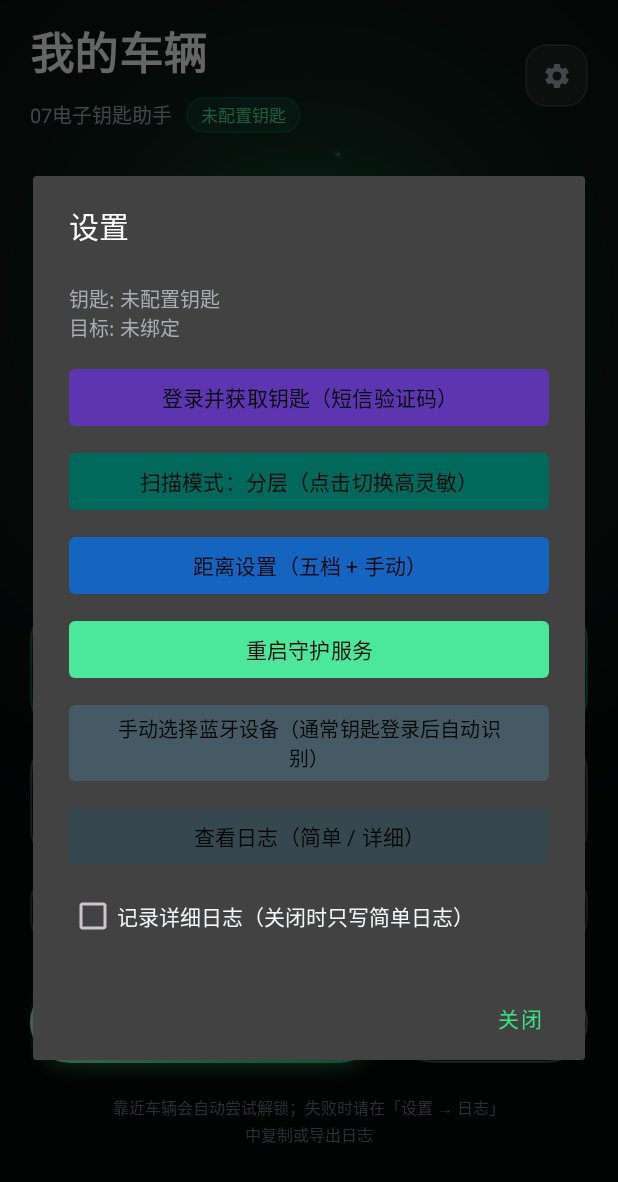
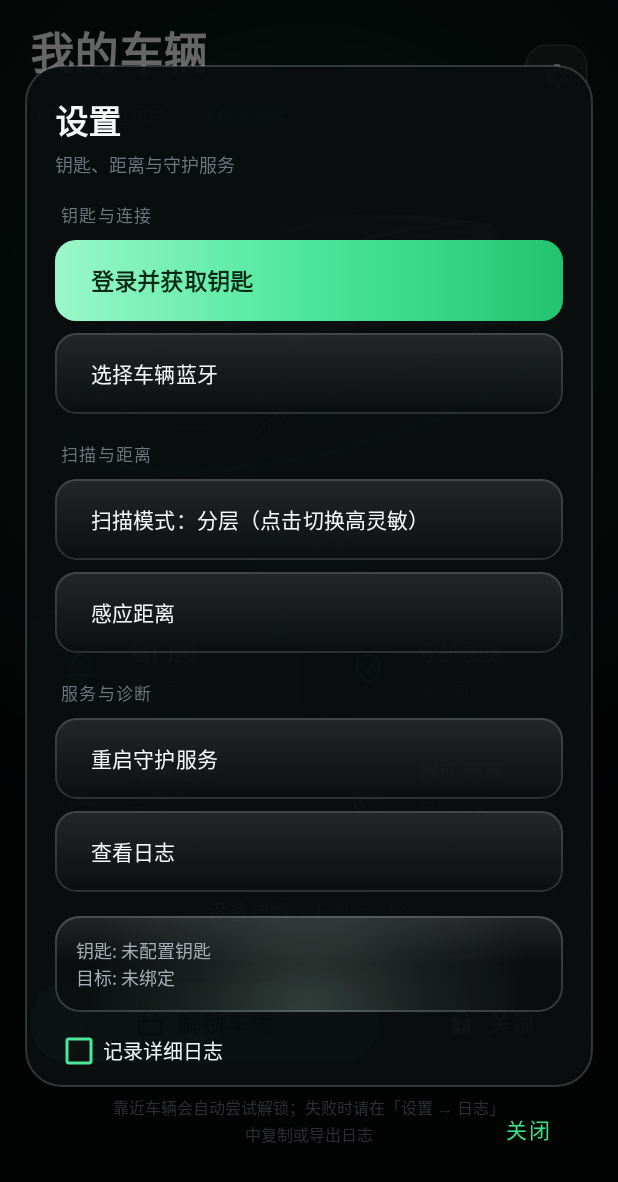
Before and after one commit to NixerSo5/CarBlueKeyUnlocker, an Android app: the screen it shows after launch (MainActivity), after a tap on "设置", on a phone screen of 412 x 824 dp. Shown: the top 1182 px of the screen. Run offline under Robolectric (Android 15) with nearby library versions, the phone set to English and light mode, and no system bars.

Commit message:
2.0: 提前连接预认证，靠近立即解锁；重做设置界面

```diff
--- a/app/src/main/java/com/nixer/carunlocker/MainActivity.java
+++ b/app/src/main/java/com/nixer/carunlocker/MainActivity.java
@@ -273,11 +273,16 @@ public class MainActivity extends Activity {
         });
 
         settingsDialog = new AlertDialog.Builder(this)
-                .setTitle("设置")
                 .setView(v)
                 .setPositiveButton("关闭", null)
                 .setOnDismissListener(d -> settingsDialog = null)
-                .show();
+                .create();
+        settingsDialog.show();
+        if (settingsDialog.getWindow() != null) {
+            settingsDialog.getWindow().setBackgroundDrawableResource(android.R.color.transparent);
+            int w = (int) (getResources().getDisplayMetrics().widthPixels * 0.92f);
+            settingsDialog.getWindow().setLayout(w, ViewGroup.LayoutParams.WRAP_CONTENT);
+        }
     }
 
     private int clampMode(int mode) {
--- /dev/null
+++ b/app/src/main/res/drawable/bg_dialog_dark.xml
@@ -0,0 +1,6 @@
+<?xml version="1.0" encoding="utf-8"?>
+<shape xmlns:android="http://schemas.android.com/apk/res/android" android:shape="rectangle">
+    <solid android:color="#F20B0E0F" />
+    <corners android:radius="24dp" />
+    <stroke android:width="1dp" android:color="#2EFFFFFF" />
+</shape>
--- /dev/null
+++ b/app/src/main/res/drawable/bg_settings_primary.xml
@@ -0,0 +1,9 @@
+<?xml version="1.0" encoding="utf-8"?>
+<shape xmlns:android="http://schemas.android.com/apk/res/android" android:shape="rectangle">
+    <gradient
+        android:angle="0"
+        android:startColor="#9BF7C9"
+        android:centerColor="#4BE79A"
+        android:endColor="#22C46F" />
+    <corners android:radius="14dp" />
+</shape>
--- /dev/null
+++ b/app/src/main/res/drawable/bg_settings_row.xml
@@ -0,0 +1,19 @@
+<?xml version="1.0" encoding="utf-8"?>
+<layer-list xmlns:android="http://schemas.android.com/apk/res/android">
+    <item>
+        <shape android:shape="rectangle">
+            <solid android:color="#A60B0E0F" />
+            <corners android:radius="14dp" />
+            <stroke android:width="1dp" android:color="#24FFFFFF" />
+        </shape>
+    </item>
+    <item>
+        <shape android:shape="rectangle">
+            <gradient
+                android:angle="270"
+                android:startColor="#1AFFFFFF"
+                android:endColor="#00FFFFFF" />
+            <corners android:radius="14dp" />
+        </shape>
+    </item>
+</layer-list>
--- a/app/src/main/res/layout/dialog_settings.xml
+++ b/app/src/main/res/layout/dialog_settings.xml
@@ -2,101 +2,206 @@
 <ScrollView xmlns:android="http://schemas.android.com/apk/res/android"
     xmlns:app="http://schemas.android.com/apk/res-auto"
     android:layout_width="match_parent"
-    android:layout_height="wrap_content">
+    android:layout_height="wrap_content"
+    android:background="@drawable/bg_dialog_dark"
+    android:fillViewport="true">
 
     <LinearLayout
         android:layout_width="match_parent"
         android:layout_height="wrap_content"
         android:orientation="vertical"
-        android:padding="24dp">
+        android:paddingStart="20dp"
+        android:paddingTop="20dp"
+        android:paddingEnd="20dp"
+        android:paddingBottom="8dp">
+
+        <TextView
+            android:layout_width="wrap_content"
+            android:layout_height="wrap_content"
+            android:text="设置"
+            android:textColor="@color/text_primary"
+            android:textSize="22sp"
+            android:textStyle="bold" />
+
+        <TextView
+            android:layout_width="wrap_content"
+            android:layout_height="wrap_content"
+            android:layout_marginTop="4dp"
+            android:layout_marginBottom="16dp"
+            android:text="钥匙、距离与守护服务"
+            android:textColor="@color/text_muted"
+            android:textSize="12sp" />
+
+        <TextView
+            android:layout_width="match_parent"
+            android:layout_height="wrap_content"
+            android:layout_marginStart="4dp"
+            android:layout_marginBottom="8dp"
+            android:letterSpacing="0.08"
+            android:text="钥匙与连接"
+            android:textColor="@color/text_muted"
+            android:textSize="11sp" />
+
+        <com.google.android.material.button.MaterialButton
+            android:id="@+id/btnLoginSetting"
+            android:layout_width="match_parent"
+            android:layout_height="wrap_content"
+            android:background="@drawable/bg_settings_primary"
+            android:drawableStart="@drawable/ic_settings"
+            android:drawablePadding="12dp"
+            android:drawableTint="#062A16"
+            android:gravity="start|center_vertical"
+            android:minHeight="54dp"
+            android:paddingStart="16dp"
+            android:paddingEnd="16dp"
+            android:text="登录并获取钥匙"
+            android:textAllCaps="false"
+            android:textColor="#062A16"
+            android:textSize="15sp"
+            android:textStyle="bold"
+            app:backgroundTint="@null"
+            app:cornerRadius="14dp" />
+
+        <com.google.android.material.button.MaterialButton
+            android:id="@+id/btnDeviceSetting"
+            android:layout_width="match_parent"
+            android:layout_height="wrap_content"
+            android:layout_marginTop="8dp"
+            android:background="@drawable/bg_settings_row"
+            android:drawableStart="@drawable/ic_car_small"
+            android:drawablePadding="12dp"
+            android:drawableTint="@color/accent"
+            android:gravity="start|center_vertical"
+            android:minHeight="54dp"
+            android:paddingStart="16dp"
+            android:paddingEnd="16dp"
+            android:text="选择车辆蓝牙"
+            android:textAllCaps="false"
+            android:textColor="@color/text_primary"
+            android:textSize="14sp"
+            app:backgroundTint="@null"
+            app:cornerRadius="14dp" />
+
+        <TextView
+            android:layout_width="match_parent"
+            android:layout_height="wrap_content"
+            android:layout_marginStart="4dp"
+            android:layout_marginTop="18dp"
+            android:layout_marginBottom="8dp"
+            android:letterSpacing="0.08"
+            android:text="扫描与距离"
+            android:textColor="@color/text_muted"
+            android:textSize="11sp" />
+
+        <com.google.android.material.button.MaterialButton
+            android:id="@+id/btnModeSetting"
+            android:layout_width="match_parent"
+            android:layout_height="wrap_content"
+            android:background="@drawable/bg_settings_row"
+            android:drawableStart="@drawable/ic_signal"
+            android:drawablePadding="12dp"
+            android:drawableTint="@color/accent"
+            android:gravity="start|center_vertical"
+            android:minHeight="54dp"
+            android:paddingStart="16dp"
+            android:paddingTop="10dp"
+            android:paddingEnd="16dp"
+            android:paddingBottom="10dp"
+            android:text="扫描模式：分层"
+            android:textAllCaps="false"
+            android:textColor="@color/text_primary"
+            android:textSize="14sp"
+            app:backgroundTint="@null"
+            app:cornerRadius="14dp" />
+
+        <com.google.android.material.button.MaterialButton
+            android:id="@+id/btnDistanceSetting"
+            android:layout_width="match_parent"
+            android:layout_height="wrap_content"
+            android:layout_marginTop="8dp"
+            android:background="@drawable/bg_settings_row"
+            android:drawableStart="@drawable/ic_signal"
+            android:drawablePadding="12dp"
+            android:drawableTint="@color/accent"
+            android:gravity="start|center_vertical"
+            android:minHeight="54dp"
+            android:paddingStart="16dp"
+            android:paddingEnd="16dp"
+            android:text="感应距离"
+            android:textAllCaps="false"
+            android:textColor="@color/text_primary"
+            android:textSize="14sp"
+            app:backgroundTint="@null"
+            app:cornerRadius="14dp" />
+
+        <TextView
+            android:layout_width="match_parent"
+            android:layout_height="wrap_content"
+            android:layout_marginStart="4dp"
+            android:layout_marginTop="18dp"
+            android:layout_marginBottom="8dp"
+            android:letterSpacing="0.08"
+            android:text="服务与诊断"
+            android:textColor="@color/text_muted"
+            android:textSize="11sp" />
+
+        <com.google.android.material.button.MaterialButton
+            android:id="@+id/btnRestartSetting"
+            android:layout_width="match_parent"
+            android:layout_height="wrap_content"
+            android:background="@drawable/bg_settings_row"
+            android:drawableStart="@drawable/ic_shield"
+            android:drawablePadding="12dp"
+            android:drawableTint="@color/accent"
+            android:gravity="start|center_vertical"
+            android:minHeight="54dp"
+            android:paddingStart="16dp"
+            android:paddingEnd="16dp"
+            android:text="重启守护服务"
+            android:textAllCaps="false"
+            android:textColor="@color/text_primary"
+            android:textSize="14sp"
+            app:backgroundTint="@null"
+            app:cornerRadius="14dp" />
+
+        <com.google.android.material.button.MaterialButton
+            android:id="@+id/btnLogSetting"
+            android:layout_width="match_parent"
+            android:layout_height="wrap_content"
+            android:layout_marginTop="8dp"
+            android:background="@drawable/bg_settings_row"
+            android:drawableStart="@drawable/ic_bell"
+            android:drawablePadding="12dp"
+            android:drawableTint="@color/accent"
+            android:gravity="start|center_vertical"
+            android:minHeight="54dp"
+            android:paddingStart="16dp"
+            android:paddingEnd="16dp"
+            android:text="查看日志"
+            android:textAllCaps="false"
+            android:textColor="@color/text_primary"
+            android:textSize="14sp"
+            app:backgroundTint="@null"
+            app:cornerRadius="14dp" />
 
         <com.google.android.material.textview.MaterialTextView
             android:id="@+id/tvSettingsInfo"
             android:layout_width="match_parent"
             android:layout_height="wrap_content"
-            android:layout_marginBottom="14dp"
+            android:layout_marginTop="16dp"
+            android:background="@drawable/bg_details"
+            android:padding="14dp"
             android:textColor="@color/text_secondary"
-            android:textSize="13sp" />
-
-        <com.google.android.material.button.MaterialButton
-            android:id="@+id/btnLoginSetting"
-            android:layout_width="match_parent"
-            android:layout_height="wrap_content"
-            android:minHeight="46dp"
-            android:text="登录并获取钥匙（短信验证码）"
-            android:textAllCaps="false"
-            android:textSize="14sp"
-            app:backgroundTint="#5E35B1"
-            app:cornerRadius="4dp" />
-
-        <com.google.android.material.button.MaterialButton
-            android:id="@+id/btnModeSetting"
-            android:layout_width="match_parent"
-            android:layout_height="wrap_content"
-            android:layout_marginTop="10dp"
-            android:minHeight="46dp"
-            android:text="扫描模式：分层"
-            android:textAllCaps="false"
-            android:textSize="14sp"
-            app:backgroundTint="#00695C"
-            app:cornerRadius="4dp" />
-
-        <com.google.android.material.button.MaterialButton
-            android:id="@+id/btnDistanceSetting"
-            android:layout_width="match_parent"
-            android:layout_height="wrap_content"
-            android:layout_marginTop="10dp"
-            android:minHeight="46dp"
-            android:text="距离设置（五档 + 手动）"
-            android:textAllCaps="false"
-            android:textSize="14sp"
-            app:backgroundTint="#1565C0"
-            app:cornerRadius="4dp" />
-
-        <com.google.android.material.button.MaterialButton
-            android:id="@+id/btnRestartSetting"
-            android:layout_width="match_parent"
-            android:layout_height="wrap_content"
-            android:layout_marginTop="10dp"
-            android:minHeight="46dp"
-            android:text="重启守护服务"
-            android:textAllCaps="false"
-            android:textSize="14sp"
-            app:backgroundTint="@color/accent"
-            app:cornerRadius="4dp" />
-
-        <com.google.android.material.button.MaterialButton
-            android:id="@+id/btnDeviceSetting"
-            android:layout_width="match_parent"
-            android:layout_height="wrap_content"
-            android:layout_marginTop="10dp"
-            android:minHeight="46dp"
-            android:text="手动选择蓝牙设备（通常钥匙登录后自动识别）"
-            android:textAllCaps="false"
-            android:textSize="13sp"
-            app:backgroundTint="#455A64"
-            app:cornerRadius="4dp" />
-
-        <com.google.android.material.button.MaterialButton
-            android:id="@+id/btnLogSetting"
-            android:layout_width="match_parent"
-            android:layout_height="wrap_content"
-            android:layout_marginTop="10dp"
-            android:minHeight="46dp"
-            android:text="查看日志（简单 / 详细）"
-            android:textAllCaps="false"
-            android:textSize="14sp"
-            app:backgroundTint="#37474F"
-            app:cornerRadius="4dp" />
+            android:textSize="12sp" />
 
         <CheckBox
             android:id="@+id/cbDetailLog"
             android:layout_width="match_parent"
             android:layout_height="wrap_content"
-            android:layout_marginTop="14dp"
-            android:text="记录详细日志（关闭时只写简单日志）"
+            android:layout_marginTop="10dp"
+            android:buttonTint="@color/accent"
+            android:text="记录详细日志"
             android:textColor="@color/text_primary"
-            android:textSize="14sp" />
-
+            android:textSize="13sp" />
     </LinearLayout>
 </ScrollView>
```
Also changed, not shown: app/src/main/java/com/nixer/carunlocker/BleDirectUnlocker.java (+81 -5 lines), app/src/main/java/com/nixer/carunlocker/CarService.java (+155 -2 lines).
